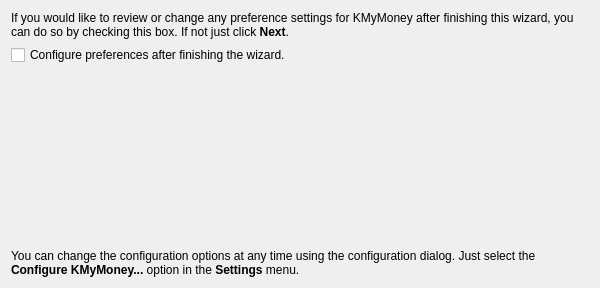
The window that kmymoney/wizards/newuserwizard/kpreferencepage.ui (KDE/kmymoney) describes before a commit, drawn with Qt 5.
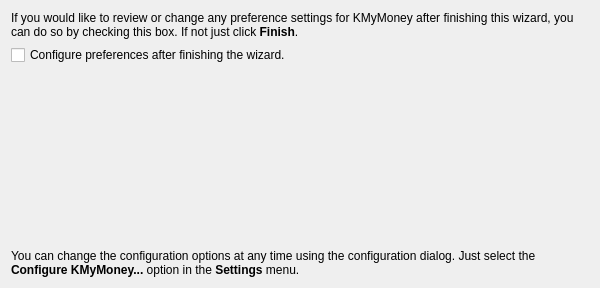
The same window after the commit.

Commit message:
Correct instruction on last page of wizard
There is no 'Next' button on the last page, only a 'Finish' button

The edit to the form file:
```diff
--- a/kmymoney/wizards/newuserwizard/kpreferencepage.ui
+++ b/kmymoney/wizards/newuserwizard/kpreferencepage.ui
@@ -17,7 +17,7 @@
       <enum>Qt::NoFocus</enum>
      </property>
      <property name="text">
-      <string>If you would like to review or change any preference settings for KMyMoney after finishing this wizard, you can do so by checking this box. If not just click &lt;b&gt;Next&lt;/b&gt;.</string>
+      <string>If you would like to review or change any preference settings for KMyMoney after finishing this wizard, you can do so by checking this box. If not just click &lt;b&gt;Finish&lt;/b&gt;.</string>
      </property>
      <property name="wordWrap">
       <bool>true</bool>
```
